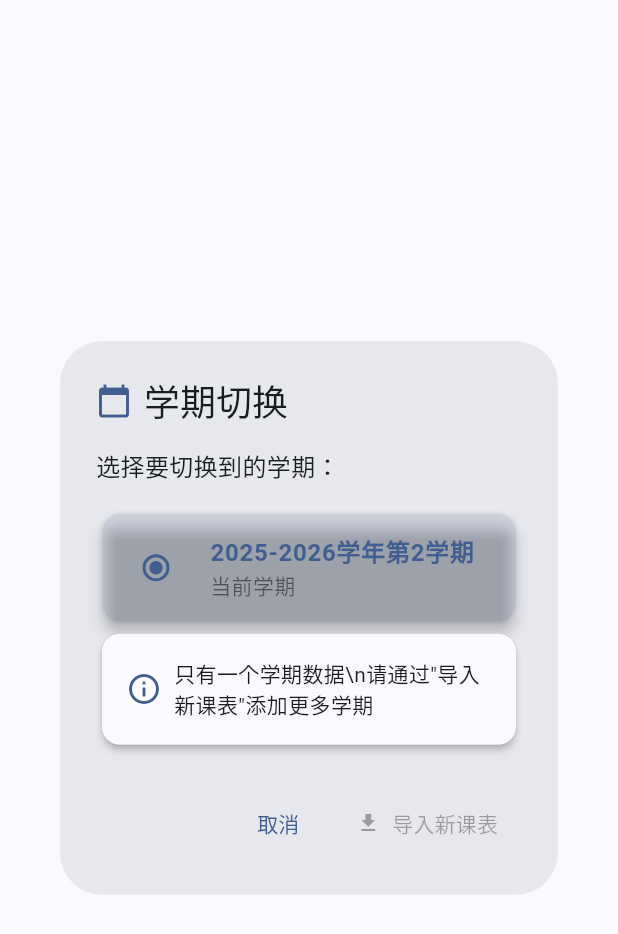
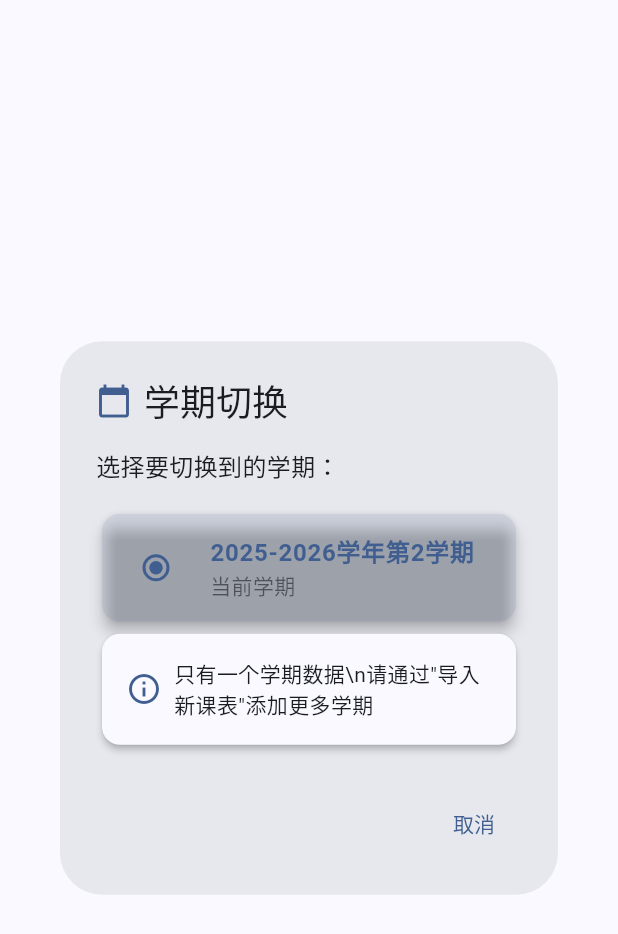
Before and after one commit to ZincGluxx/JLU_COURSE_APP, a Flutter app: the SemesterSwitchDialog widget shown alone on an empty page, opened directly, on a phone screen of 412 x 824 dp. Shown: the top 934 px of the screen. Run offline on Flutter 3.47's test engine with Material 3 defaults, Android fonts, the phone set to English and light mode, and no system bars; our stand-ins replace shared_preferences, webview_flutter; missing offline and left inert: home_widget; accounts and stored records are empty.

Commit message:
Fix: remove dangling _importNewSemester reference in semester_switch_dialog

```diff
--- a/lib/widgets/semester_switch_dialog.dart
+++ b/lib/widgets/semester_switch_dialog.dart
@@ -130,14 +130,7 @@ class _SemesterSwitchDialogState extends State<SemesterSwitchDialog> {
                       )
                     : const Text('切换'),
               ),
-            TextButton.icon(
-              onPressed: _isLoading ? null : _importNewSemester,
-              icon: const Icon(Icons.download, size: 16),
-              label: const Text('导入新课表'),
-              style: TextButton.styleFrom(
-                foregroundColor: Theme.of(context).primaryColor,
-              ),
-            ),
+
           ],
         );
       },
```
